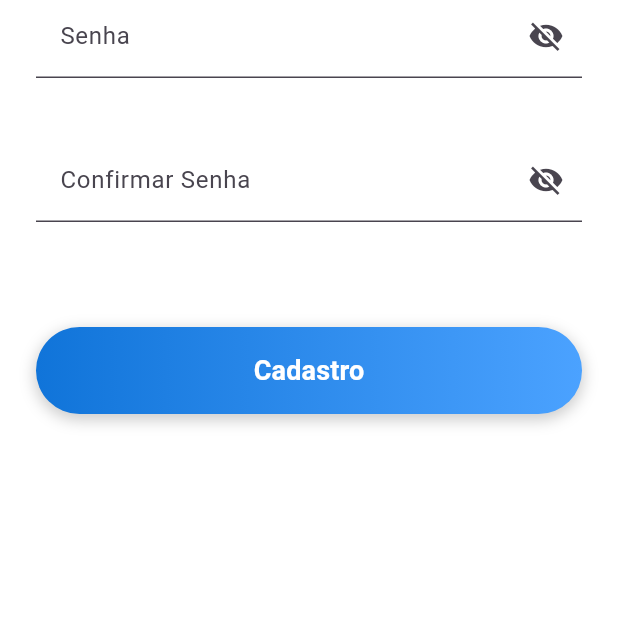
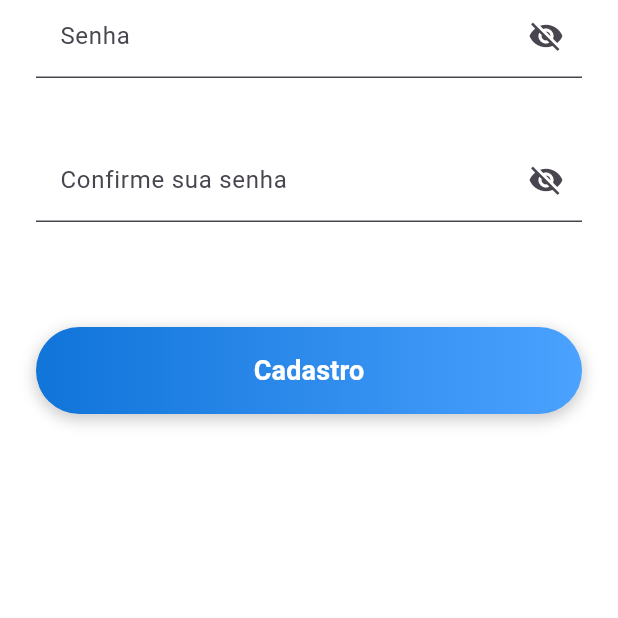
Before and after one commit to Sonegodev/termosense, a Flutter app: the Cadastro screen opened by its route, on a phone screen of 412 x 824 dp, the part 618-1236 px from its top. Run offline on Flutter 3.47's test engine with Material 3 defaults, Android fonts, the phone set to English and light mode, and no system bars; our stand-ins replace shared_preferences; accounts and stored records are empty.

```diff
--- a/lib/pages/usuario/cadastro.dart
+++ b/lib/pages/usuario/cadastro.dart
@@ -93,7 +93,7 @@ class _CadastroState extends State<Cadastro> {
                   TextField(
                     obscureText: isObscured,
                     decoration: InputDecoration(
-                      labelText: 'Confirmar Senha',
+                      labelText: 'Confirme sua senha',
                       border: null,
                       filled: true,
                       fillColor: AppColors.branco,
```
